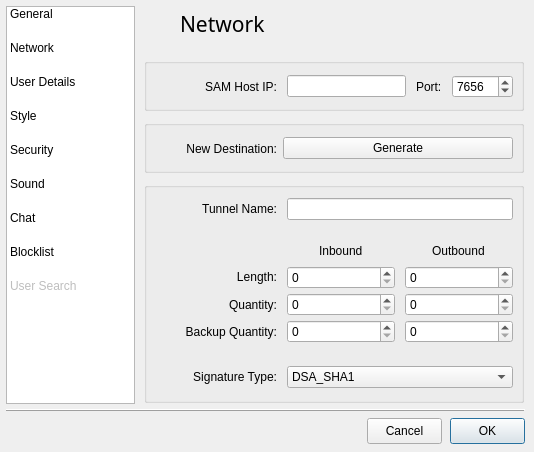
First picture: the form in src/gui/form_settingsgui.ui, repository vituperative/i2pchat, before the edit.
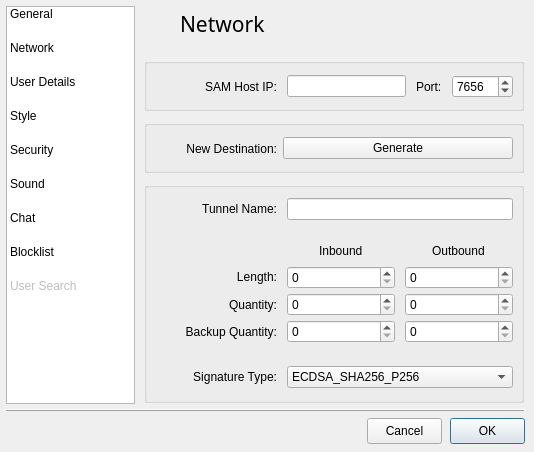
Second picture: the form after the edit. The open tabs and pages were chosen to show the change. Icons and pictures are not drawn.

Commit message: Remove DSA_SHA1 from settings dropdown

The edit to the form file:
```diff
--- a/src/gui/form_settingsgui.ui
+++ b/src/gui/form_settingsgui.ui
@@ -897,11 +897,6 @@
           <property name="enabled">
            <bool>true</bool>
           </property>
-          <item>
-           <property name="text">
-            <string>DSA_SHA1</string>
-           </property>
-          </item>
           <item>
            <property name="text">
             <string>ECDSA_SHA256_P256</string>
```
